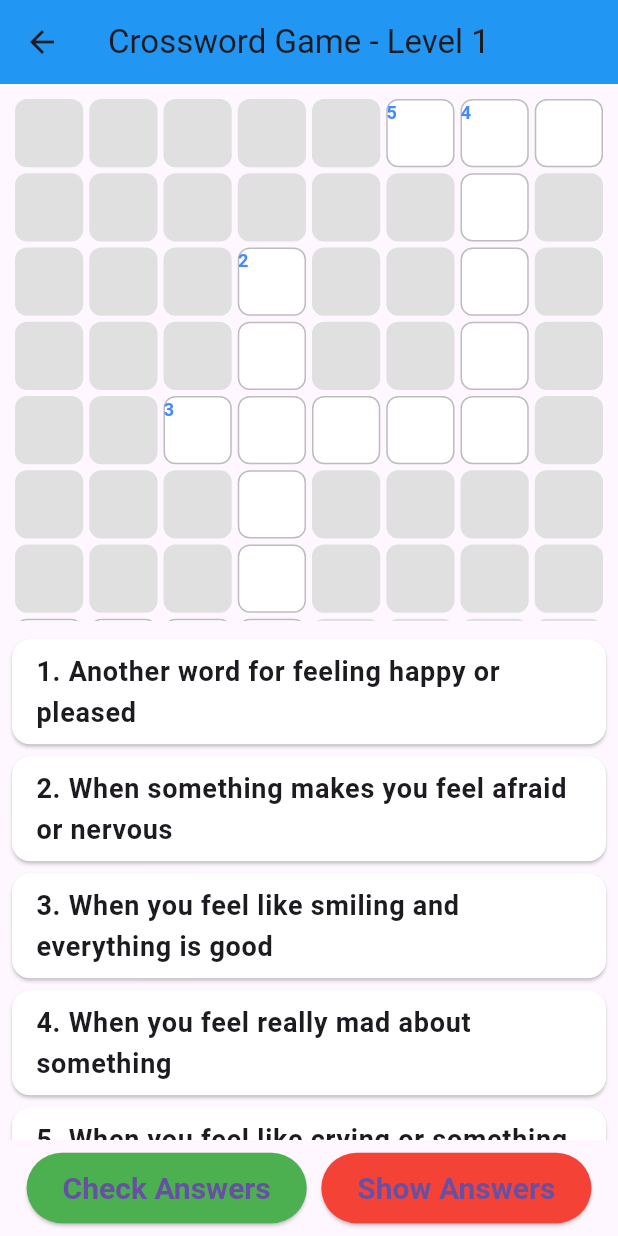
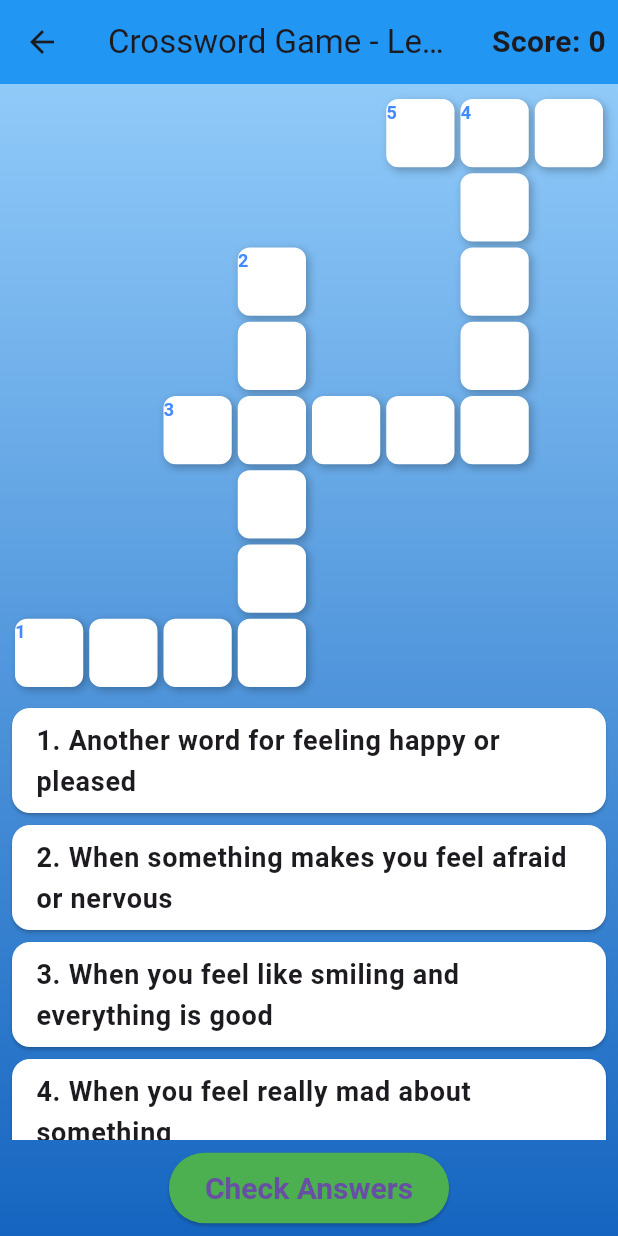
Before and after one commit to Chrislou23/flutter-group7, a Flutter app: the CrosswordGame screen opened directly with empty values, on a phone screen of 412 x 824 dp. Run offline on Flutter 3.47's test engine with Material 3 defaults, Android fonts, the phone set to English and light mode, and no system bars; our stand-ins replace cloud_firestore, firebase_auth, firebase_core, firebase_storage, image_picker, share_plus and 1 more; accounts and stored records are empty.

Commit message:
Crossword have points now and he works perfectly

```diff
--- a/lib/main.dart
+++ b/lib/main.dart
@@ -8,8 +8,8 @@ import 'pages/games_page/crossword/crossword_game_page.dart';
 import 'pages/games_page/link/link_game_page.dart';
 import 'pages/games_page/link/link_instructions_en.dart';
 import 'pages/games_page/link/link_instructions_fi.dart';
-import 'pages/games_page/crossword/crossword_instructions_en.dart';
-import 'pages/games_page/crossword/crossword_instructions_fi.dart';
+import 'pages/games_page/crossword/Instructions/crossword_instructions_en.dart';
+import 'pages/games_page/crossword/Instructions/crossword_instructions_fi.dart';
 import 'pages/settings_page/settings_page.dart';
 import 'pages/settings_page/data_protection_policy.dart';
 import 'pages/settings_page/privacy_page.dart';
--- a/lib/pages/games_page/crossword/crossword_game.dart
+++ b/lib/pages/games_page/crossword/crossword_game.dart
@@ -1,3 +1,4 @@
+import 'dart:math';
 import 'package:flutter/material.dart';
 
 class CrosswordGame extends StatefulWidget {
@@ -35,6 +36,10 @@ class _CrosswordGameState extends State<CrosswordGame> {
 
   int currentLevel = 1;
   int maxLevel = 5;
+  int failedAttempts = 0;
+  int checkAnswerClicks = 0;
+  bool showLightbulb = false;
+  int score = 0;
 
   TextEditingController wordInputController = TextEditingController();
 
@@ -545,30 +550,151 @@ class _CrosswordGameState extends State<CrosswordGame> {
     if (currentLevel < maxLevel) {
       setState(() {
         currentLevel++;
+        failedAttempts = 0; // Reset failed attempts for the new level
+        checkAnswerClicks = 0; // Reset check answer clicks for the new level
+        showLightbulb = false; // Reset lightbulb visibility for the new level
         _generateCrossword();
       });
     }
   }
 
-  void _showAnswers() {
+  void _showRandomLetters() {
     final levels = widget.isFinnish ? finnishLevels : englishLevels;
     List<CrosswordWord> crosswordData = levels[currentLevel] ?? [];
+    Random random = Random();
+    int lettersRevealed = 0;
+    Set<String> revealedPositions = {};
+
+    // Collect all empty positions
+    List<String> emptyPositions = [];
     for (var wordData in crosswordData) {
       for (int i = 0; i < wordData.word.length; i++) {
         int currentRow = wordData.row + (wordData.isHorizontal ? 0 : i);
         int currentCol = wordData.col + (wordData.isHorizontal ? i : 0);
+        String positionKey = '$currentRow-$currentCol';
 
-        if (currentRow < gridSize && currentCol < gridSize) {
+        if (currentRow < gridSize &&
+            currentCol < gridSize &&
+            (controllers[currentRow][currentCol]?.text.isEmpty ?? true)) {
+          emptyPositions.add(positionKey);
+        }
+      }
+    }
+
+    // Shuffle the empty positions to randomize the selection
+    emptyPositions.shuffle(random);
+
+    // Reveal up to 3 letters
+    for (var positionKey in emptyPositions) {
+      if (lettersRevealed >= 3) break;
+
+      var parts = positionKey.split('-');
+      int currentRow = int.parse(parts[0]);
+      int currentCol = int.parse(parts[1]);
+
+      for (var wordData in crosswordData) {
+        for (int i = 0; i < wordData.word.length; i++) {
+          int wordRow = wordData.row + (wordData.isHorizontal ? 0 : i);
+          int wordCol = wordData.col + (wordData.isHorizontal ? i : 0);
+
+          if (wordRow == currentRow && wordCol == currentCol) {
             controllers[currentRow][currentCol]?.text =
                 wordData.word[i].toUpperCase();
+            revealedPositions.add(positionKey);
+            lettersRevealed++;
+            break;
           }
         }
       }
     }
 
+    // Deduct points for using the lightbulb
+    setState(() {
+      score -= 20;
+    });
+  }
+
+  void _incrementFailedAttempts() {
+    setState(() {
+      failedAttempts++;
+      score -= 5; // Deduct points for incorrect attempts
+    });
+  }
+
+  void _checkAnswers() {
+    FocusScope.of(context).unfocus();
+
+    if (_isCrosswordCompleted()) {
+      score += 50; // Add points for completing the crossword
+      if (currentLevel < maxLevel) {
+        showDialog(
+          context: context,
+          builder: (BuildContext context) {
+            return AlertDialog(
+              title: const Text('Level Complete!'),
+              content: const Text('You have completed this level.'),
+              actions: <Widget>[
+                TextButton(
+                  child: const Text('Next Level'),
+                  onPressed: () {
+                    Navigator.of(context).pop();
+                    _moveToNextLevel();
+                  },
+                ),
+              ],
+            );
+          },
+        );
+      } else {
+        showDialog(
+          context: context,
+          builder: (BuildContext context) {
+            return AlertDialog(
+              title: const Text('Congratulations!'),
+              content: const Text('You have completed all levels!'),
+              actions: <Widget>[
+                TextButton(
+                  child: const Text('OK'),
+                  onPressed: () {
+                    Navigator.of(context).pop();
+                  },
+                ),
+              ],
+            );
+          },
+        );
+      }
+    } else {
+      _incrementFailedAttempts();
+      checkAnswerClicks++;
+      if (checkAnswerClicks >= 5) {
+        setState(() {
+          showLightbulb = true; // Show the lightbulb after 5 incorrect attempts
+        });
+      }
+      showDialog(
+        context: context,
+        builder: (BuildContext context) {
+          return AlertDialog(
+            title: const Text('Try Again'),
+            content: const Text('Some answers are incorrect.'),
+            actions: <Widget>[
+              TextButton(
+                child: const Text('OK'),
+                onPressed: () {
+                  Navigator.of(context).pop();
+                },
+              ),
+            ],
+          );
+        },
+      );
+    }
+  }
+
   @override
   Widget build(BuildContext context) {
-    double cellSize = MediaQuery.of(context).size.width / (gridSize + 1);
+    double cellSize = MediaQuery.of(context).size.width / gridSize;
 
     return Scaffold(
       appBar: AppBar(
@@ -576,11 +702,34 @@ class _CrosswordGameState extends State<CrosswordGame> {
             ? "Crossword Game - Level $currentLevel"
             : "Crossword Game - Level $currentLevel"),
         backgroundColor: Colors.blue,
+        actions: [
+          Padding(
+            padding: const EdgeInsets.all(8.0),
+            child: Center(
+              child: Text(
+                'Score: $score',
+                style:
+                    const TextStyle(fontSize: 20, fontWeight: FontWeight.bold),
               ),
-      body: Column(
+            ),
+          ),
+        ],
+      ),
+      body: Stack(
+        children: [
+          Container(
+            decoration: BoxDecoration(
+              gradient: LinearGradient(
+                colors: [Colors.blue.shade200, Colors.blue.shade800],
+                begin: Alignment.topCenter,
+                end: Alignment.bottomCenter,
+              ),
+            ),
+          ),
+          Column(
             children: [
               SizedBox(
-            height: cellSize * gridSize,
+                height: MediaQuery.of(context).size.height / 2,
                 child: Padding(
                   padding: const EdgeInsets.all(8.0),
                   child: GridView.builder(
@@ -597,15 +746,7 @@ class _CrosswordGameState extends State<CrosswordGame> {
                       int? number = numbers[row][col];
 
                       if (letter == null) {
-                    return Container(
-                      margin: const EdgeInsets.all(2),
-                      width: cellSize,
-                      height: cellSize,
-                      decoration: BoxDecoration(
-                        color: Colors.grey.shade300,
-                        borderRadius: BorderRadius.circular(8),
-                      ),
-                    );
+                        return Container(); // Empty container for cells without letters
                       }
 
                       bool isHighlighted = false;
@@ -636,17 +777,26 @@ class _CrosswordGameState extends State<CrosswordGame> {
                             width: cellSize,
                             height: cellSize,
                             decoration: BoxDecoration(
-                          border: Border.all(color: Colors.grey.shade400),
+                              border: Border.all(
+                                  color:
+                                      const Color.fromARGB(255, 255, 255, 255)),
                               color: isHighlighted
                                   ? Colors.yellow.shade200
                                   : Colors.white,
                               borderRadius: BorderRadius.circular(8),
+                              boxShadow: [
+                                BoxShadow(
+                                  color: Colors.black26,
+                                  blurRadius: 4,
+                                  offset: Offset(2, 2),
+                                ),
+                              ],
                             ),
                             child: TextField(
                               controller: controllers[row][col],
                               textAlign: TextAlign.center,
-                          decoration:
-                              const InputDecoration(border: InputBorder.none),
+                              decoration: const InputDecoration(
+                                  border: InputBorder.none),
                               style: const TextStyle(
                                   fontSize: 20,
                                   fontWeight: FontWeight.bold,
@@ -686,8 +836,8 @@ class _CrosswordGameState extends State<CrosswordGame> {
                   itemBuilder: (BuildContext context, int index) {
                     return Card(
                       color: Colors.white,
-                  margin:
-                      const EdgeInsets.symmetric(vertical: 4, horizontal: 8),
+                      margin: const EdgeInsets.symmetric(
+                          vertical: 4, horizontal: 8),
                       child: ListTile(
                         title: Text(
                           (widget.isFinnish
@@ -710,9 +860,11 @@ class _CrosswordGameState extends State<CrosswordGame> {
                   padding: const EdgeInsets.all(8.0),
                   child: TextField(
                     controller: wordInputController,
-                decoration: const InputDecoration(
+                    decoration: InputDecoration(
                       labelText: 'Enter the word for the selected clue',
-                  border: OutlineInputBorder(),
+                      filled: true,
+                      fillColor: const Color.fromARGB(
+                          255, 152, 222, 255), // Custom background color
                     ),
                     onChanged: _updateSelectedWord,
                   ),
@@ -730,86 +882,23 @@ class _CrosswordGameState extends State<CrosswordGame> {
                         textStyle: const TextStyle(
                             fontSize: 20, fontWeight: FontWeight.bold),
                       ),
-                  onPressed: () {
-                    if (_isCrosswordCompleted()) {
-                      if (currentLevel < maxLevel) {
-                        showDialog(
-                          context: context,
-                          builder: (BuildContext context) {
-                            return AlertDialog(
-                              title: const Text('Level Complete!'),
-                              content:
-                                  const Text('You have completed this level.'),
-                              actions: <Widget>[
-                                TextButton(
-                                  child: const Text('Next Level'),
-                                  onPressed: () {
-                                    Navigator.of(context).pop();
-                                    _moveToNextLevel();
-                                  },
-                                ),
-                              ],
-                            );
-                          },
-                        );
-                      } else {
-                        showDialog(
-                          context: context,
-                          builder: (BuildContext context) {
-                            return AlertDialog(
-                              title: const Text('Congratulations!'),
-                              content:
-                                  const Text('You have completed all levels!'),
-                              actions: <Widget>[
-                                TextButton(
-                                  child: const Text('OK'),
-                                  onPressed: () {
-                                    Navigator.of(context).pop();
-                                  },
-                                ),
-                              ],
-                            );
-                          },
-                        );
-                      }
-                    } else {
-                      showDialog(
-                        context: context,
-                        builder: (BuildContext context) {
-                          return AlertDialog(
-                            title: const Text('Try Again'),
-                            content: const Text('Some answers are incorrect.'),
-                            actions: <Widget>[
-                              TextButton(
-                                child: const Text('OK'),
-                                onPressed: () {
-                                  Navigator.of(context).pop();
-                                },
-                              ),
-                            ],
-                          );
-                        },
-                      );
-                    }
-                  },
+                      onPressed: _checkAnswers,
                       child: const Text('Check Answers'),
                     ),
-                ElevatedButton(
-                  style: ElevatedButton.styleFrom(
-                    backgroundColor: Colors.red,
-                    padding: const EdgeInsets.symmetric(
-                        horizontal: 24, vertical: 12),
-                    textStyle: const TextStyle(
-                        fontSize: 20, fontWeight: FontWeight.bold),
-                  ),
-                  onPressed: _showAnswers,
-                  child: const Text('Show Answers'),
+                    if (showLightbulb)
+                      IconButton(
+                        icon: const Icon(Icons.lightbulb),
+                        color: Colors.yellow,
+                        iconSize: 40,
+                        onPressed: _showRandomLetters,
                       ),
                   ],
                 ),
               ),
             ],
           ),
+        ],
+      ),
     );
   }
 }
--- a/lib/pages/games_page/game_page.dart
+++ b/lib/pages/games_page/game_page.dart
@@ -5,7 +5,7 @@ import 'package:mobile_games/pages/games_page/crossword/crossword_game_page.dart
 import 'package:mobile_games/pages/games_page/link/link_game_page.dart';
 
 class GamePage extends StatelessWidget {
-  const GamePage({Key? key}) : super(key: key);
+  const GamePage({super.key});
 
   @override
   Widget build(BuildContext context) {
```
Also changed, not shown: lib/pages/games_page/crossword/Instructions/crossword_instructions_en.dart (renamed from lib/pages/games_page/crossword/crossword_instructions_en.dart), lib/pages/games_page/crossword/Instructions/crossword_instructions_fi.dart (renamed from lib/pages/games_page/crossword/crossword_instructions_fi.dart), pubspec.lock. Lines whose indentation alone changed are shown as unchanged.
